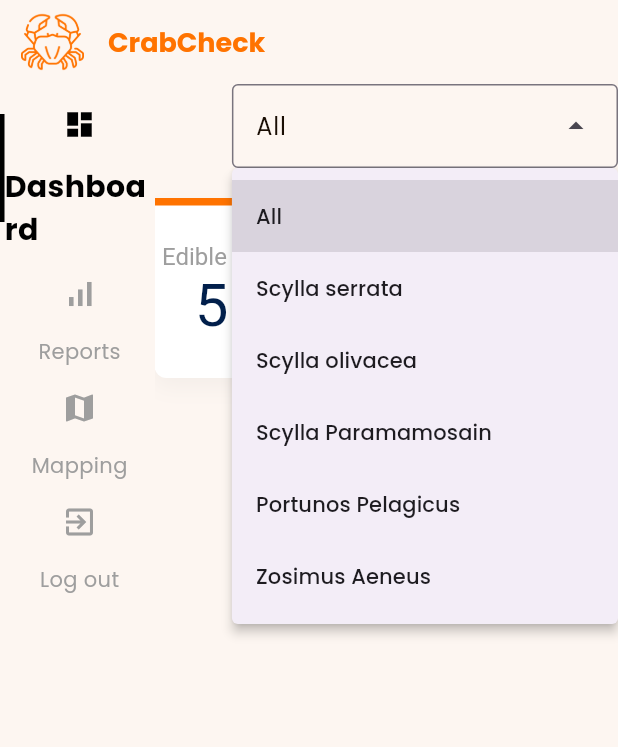
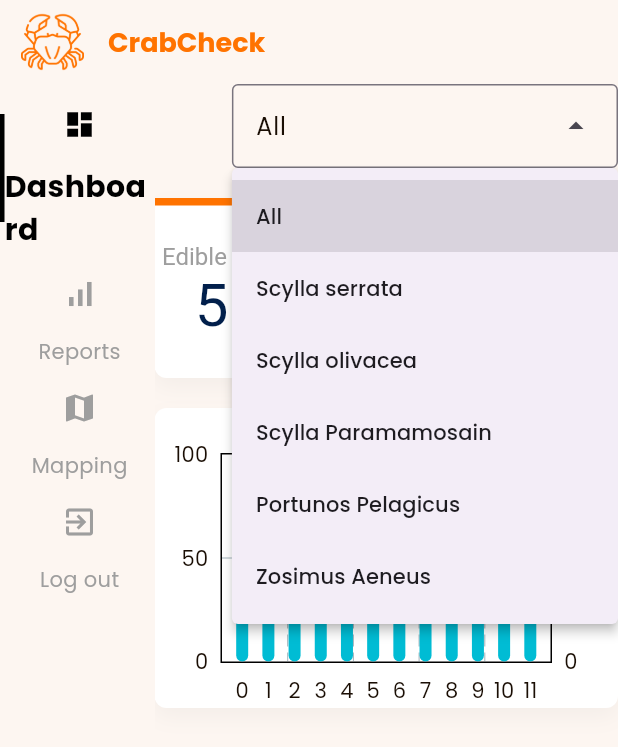
Before and after one commit to keannugran19/crabcheckweb, a Flutter app: the HomePage screen opened directly, after a tap on "All", on a phone screen of 412 x 824 dp. Shown: the top 747 px of the screen. Run offline on Flutter 3.47's test engine with Material 3 defaults, Android fonts, the phone set to English and light mode, and no system bars; drawn by our look-alikes of fl_chart; our stand-ins replace data_table_2, firebase_auth, firebase_core, get, google_fonts; accounts and stored records are empty.

Commit message:
ADD bar graph for visualizations

```diff
--- /dev/null
+++ b/lib/pages/dashboard/barGraph/bar_data.dart
@@ -0,0 +1,51 @@
+import 'package:crabcheckweb1/pages/dashboard/barGraph/individual_bar.dart';
+
+class BarData {
+  final double januaryTotal;
+  final double februaryTotal;
+  final double marchTotal;
+  final double aprilTotal;
+  final double mayTotal;
+  final double juneTotal;
+  final double julyTotal;
+  final double augustTotal;
+  final double septemberTotal;
+  final double octoberTotal;
+  final double novemberTotal;
+  final double decemberTotal;
+
+  BarData(
+      {required this.januaryTotal,
+      required this.februaryTotal,
+      required this.marchTotal,
+      required this.aprilTotal,
+      required this.mayTotal,
+      required this.juneTotal,
+      required this.julyTotal,
+      required this.augustTotal,
+      required this.septemberTotal,
+      required this.octoberTotal,
+      required this.novemberTotal,
+      required this.decemberTotal});
+
+  List<IndividualBar> barData = [];
+
+  // initialize bar data
+  void initializeBarData() {
+    barData = [
+      // months
+      IndividualBar(x: 0, y: januaryTotal),
+      IndividualBar(x: 1, y: februaryTotal),
+      IndividualBar(x: 2, y: marchTotal),
+      IndividualBar(x: 3, y: aprilTotal),
+      IndividualBar(x: 4, y: mayTotal),
+      IndividualBar(x: 5, y: juneTotal),
+      IndividualBar(x: 6, y: julyTotal),
+      IndividualBar(x: 7, y: augustTotal),
+      IndividualBar(x: 8, y: septemberTotal),
+      IndividualBar(x: 9, y: octoberTotal),
+      IndividualBar(x: 10, y: novemberTotal),
+      IndividualBar(x: 11, y: decemberTotal),
+    ];
+  }
+}
--- /dev/null
+++ b/lib/pages/dashboard/barGraph/bar_graph.dart
@@ -0,0 +1,36 @@
+import 'package:crabcheckweb1/pages/dashboard/barGraph/bar_data.dart';
+import 'package:fl_chart/fl_chart.dart';
+import 'package:flutter/material.dart';
+
+class BarGraph extends StatelessWidget {
+  final List totalCrabs;
+  const BarGraph({super.key, required this.totalCrabs});
+
+  @override
+  Widget build(BuildContext context) {
+    BarData myBarData = BarData(
+        januaryTotal: totalCrabs[0],
+        februaryTotal: totalCrabs[1],
+        marchTotal: totalCrabs[2],
+        aprilTotal: totalCrabs[3],
+        mayTotal: totalCrabs[4],
+        juneTotal: totalCrabs[5],
+        julyTotal: totalCrabs[6],
+        augustTotal: totalCrabs[7],
+        septemberTotal: totalCrabs[8],
+        octoberTotal: totalCrabs[9],
+        novemberTotal: totalCrabs[10],
+        decemberTotal: totalCrabs[11]);
+
+    myBarData.initializeBarData();
+
+    return BarChart(BarChartData(
+      maxY: 100,
+      minY: 0,
+      barGroups: myBarData.barData
+          .map((data) => BarChartGroupData(
+              x: data.x, barRods: [BarChartRodData(toY: data.y)]))
+          .toList(),
+    ));
+  }
+}
--- /dev/null
+++ b/lib/pages/dashboard/barGraph/individual_bar.dart
@@ -0,0 +1,6 @@
+class IndividualBar {
+  final int x;
+  final double y;
+
+  IndividualBar({required this.x, required this.y});
+}
--- a/lib/pages/dashboard/dashboard.dart
+++ b/lib/pages/dashboard/dashboard.dart
@@ -1,10 +1,32 @@
+import 'package:crabcheckweb1/pages/dashboard/barGraph/bar_graph.dart';
 import 'package:crabcheckweb1/pages/dashboard/widgets/dashboard_card_large.dart';
 import 'package:crabcheckweb1/pages/dashboard/widgets/dashboard_card_small.dart';
 import 'package:crabcheckweb1/widgets/responsiveness.dart';
 import 'package:flutter/material.dart';
 
-class DashboardPage extends StatelessWidget {
+class DashboardPage extends StatefulWidget {
   const DashboardPage({super.key});
+
+  @override
+  State<DashboardPage> createState() => _DashboardPageState();
+}
+
+class _DashboardPageState extends State<DashboardPage> {
+  // all crabs count
+  List<double> totalCrabs = [
+    65.0,
+    54.0,
+    32.0,
+    44.0,
+    47.0,
+    58.0,
+    79.0,
+    67.0,
+    55.0,
+    32.0,
+    87.0,
+    43.0
+  ];
 
   @override
   Widget build(BuildContext context) {
@@ -16,7 +38,28 @@ class DashboardPage extends StatelessWidget {
               if (Responsiveness.isSmallScreen(context))
                 const DashBoardPageSmallScreen()
               else
-                const DashboardPageLargeScreen()
+                const DashboardPageLargeScreen(),
+
+              const SizedBox(
+                height: 20,
+              ),
+
+              // bar graph
+              Center(
+                  child: Container(
+                      height: 200,
+                      decoration: BoxDecoration(
+                          color: Colors.white,
+                          boxShadow: [
+                            BoxShadow(
+                                offset: const Offset(0, 6),
+                                color: Colors.grey.withOpacity(.1),
+                                blurRadius: 12),
+                          ],
+                          borderRadius: BorderRadius.circular(8)),
+                      child: BarGraph(
+                        totalCrabs: totalCrabs,
+                      )))
             ],
           ),
         )
--- a/pubspec.yaml
+++ b/pubspec.yaml
@@ -40,6 +40,7 @@ dependencies:
   data_table_2: ^2.5.12
   firebase_core: ^2.31.1
   firebase_auth: ^4.19.6
+  fl_chart: ^0.68.0
 
 dev_dependencies:
   flutter_test:
```
Also changed, not shown: pubspec.lock.
